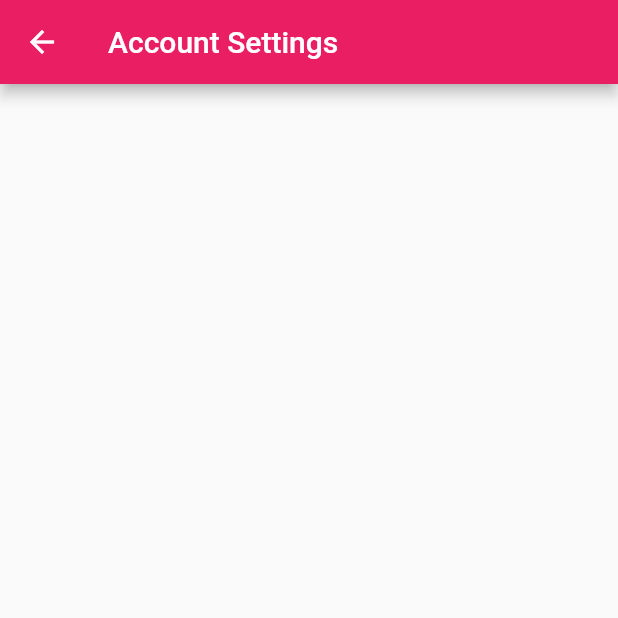
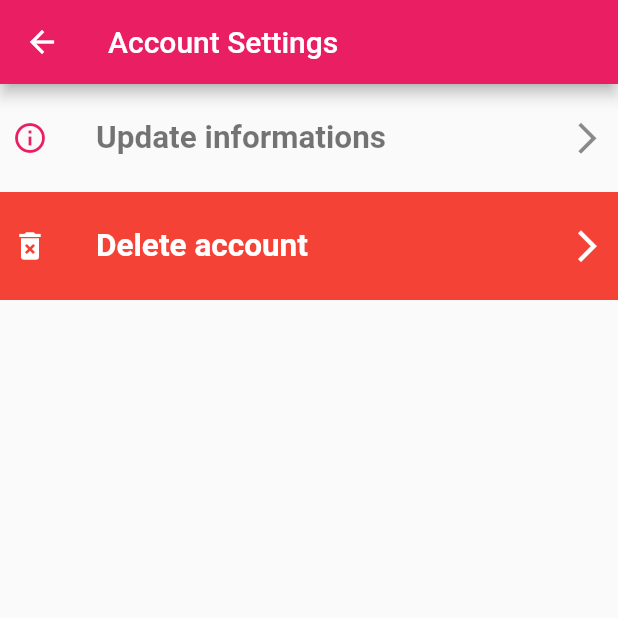
Before and after one commit to maxstain/MasBros, a Flutter app: the AccountSettings screen opened directly, on a phone screen of 412 x 824 dp, the top half of it. Run offline on Flutter 3.47's test engine with Material 2 defaults, Android fonts, the phone set to English and light mode, and no system bars; our stand-ins replace cloud_firestore, firebase_auth, firebase_core, firebase_database, flutter_local_notifications, timezone; accounts and stored records are empty.

Commit message:
refactor: finished the account settings page, moving on o the update info page

```diff
--- a/lib/Account_Settings/Components/Body.dart
+++ b/lib/Account_Settings/Components/Body.dart
@@ -1,4 +1,6 @@
+import 'package:firebase_auth/firebase_auth.dart';
 import 'package:flutter/material.dart';
+import 'package:masbros/Account_Settings/Components/Update_Informations/Update_Informations.dart';
 
 class Body extends StatefulWidget {
   Body({Key? key}) : super(key: key);
@@ -8,8 +10,88 @@ class Body extends StatefulWidget {
 }
 
 class _BodyState extends State<Body> {
+  User? user = FirebaseAuth.instance.currentUser;
   @override
   Widget build(BuildContext context) {
-    return Container();
+    return Container(
+      child: ListView(
+        children: [
+          ListTile(
+            contentPadding: EdgeInsets.all(8.0),
+            leading: Icon(
+              Icons.info_outline,
+              color: Theme.of(context).primaryColor,
+            ),
+            title: Text(
+              "Update informations",
+              style: TextStyle(
+                fontWeight: FontWeight.bold,
+                fontSize: 21.0,
+                color: Colors.black54,
+              ),
+            ),
+            trailing: Icon(
+              Icons.arrow_forward_ios,
+              size: 25.0,
+            ),
+            onTap: () {
+              Navigator.of(context).push(
+                MaterialPageRoute(
+                  builder: (BuildContext context) => UpdateInformations(),
+                ),
+              );
+            },
+          ),
+          ListTile(
+            contentPadding: EdgeInsets.all(8.0),
+            tileColor: Colors.red,
+            leading: Icon(
+              Icons.delete_forever,
+              color: Colors.white,
+            ),
+            title: Text(
+              "Delete account",
+              style: TextStyle(
+                fontWeight: FontWeight.bold,
+                fontSize: 21.0,
+                color: Colors.white,
+              ),
+            ),
+            trailing: Icon(
+              Icons.arrow_forward_ios,
+              size: 25.0,
+              color: Colors.white,
+            ),
+            onTap: () async {
+              return await showDialog(
+                context: context,
+                builder: (BuildContext context) {
+                  return AlertDialog(
+                    title:
+                        Text("Are you sure you want to delete you account ?"),
+                    content: Text(
+                        "Deleting your account means that it will be lost forever"),
+                    actions: [
+                      TextButton(
+                        child: Text("Cancel"),
+                        onPressed: () {
+                          Navigator.of(context).pop();
+                        },
+                      ),
+                      TextButton(
+                        child: Text("Delete"),
+                        onPressed: () {
+                          user!.delete();
+                        },
+                      ),
+                    ],
+                  );
+                },
+              );
+            },
+          ),
+        ],
+      ),
+    );
   }
 }
--- a/pubspec.yaml
+++ b/pubspec.yaml
@@ -36,6 +36,7 @@ dependencies:
   firebase_database: ^7.1.2
   provider: ^5.0.0
   flutter_app_name: ^0.1.0
+  flutter_switch: ^0.3.2
 
 dev_dependencies:
   flutter_test:
```
Also changed, not shown: lib/Account_Settings/Components/Update_Informations/Update_Informations.dart (added, +19 -0 lines), pubspec.lock, 2 other files.
